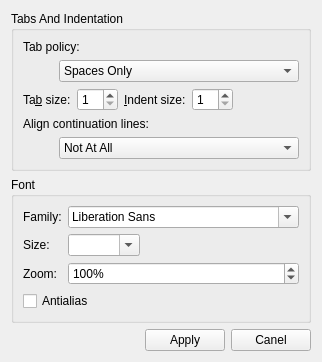
Above: src/textsettingswidget.ui from chenghongfeng/QssCreator before the change. Below: the same form after it.
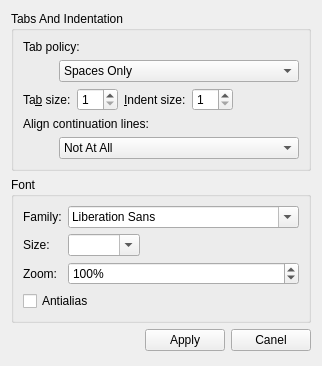
That is the form after the change.

The edit to the form file:
```diff
--- a/src/textsettingswidget.ui
+++ b/src/textsettingswidget.ui
@@ -7,7 +7,7 @@
     <x>0</x>
     <y>0</y>
     <width>306</width>
-    <height>360</height>
+    <height>366</height>
    </rect>
   </property>
   <property name="windowTitle">
```
Left out of the diff: 2 changed lines with no effect on the pictures.
